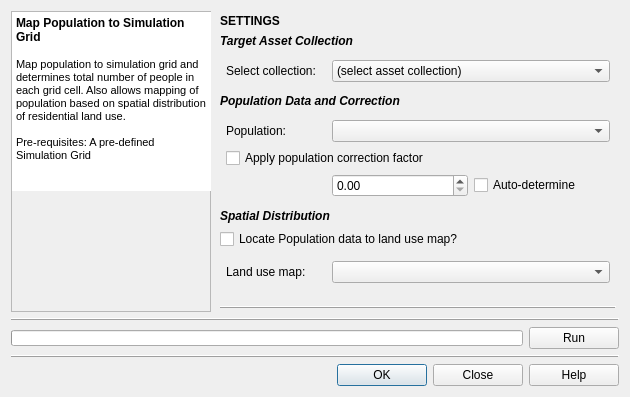
Qt form gui/mods_master_guis/mod_population.ui (petermbach/urbanbeats-pss) before a commit.
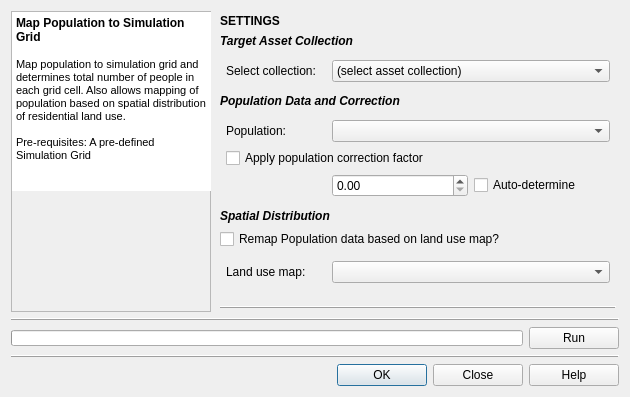
The same form after that commit. Icons and pictures are not drawn.

Patch:
```diff
--- a/gui/mods_master_guis/mod_population.ui
+++ b/gui/mods_master_guis/mod_population.ui
@@ -453,7 +453,7 @@
       <item>
        <widget class="QCheckBox" name="popspatial_landuse_check">
         <property name="text">
-         <string>Locate Population data to land use map?</string>
+         <string>Remap Population data based on land use map?</string>
         </property>
        </widget>
       </item>
```
